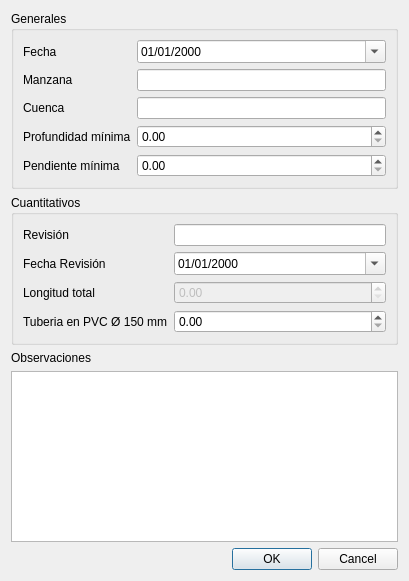
EL-BID/ramales, file resources/block_dialog.ui: the form before one commit.
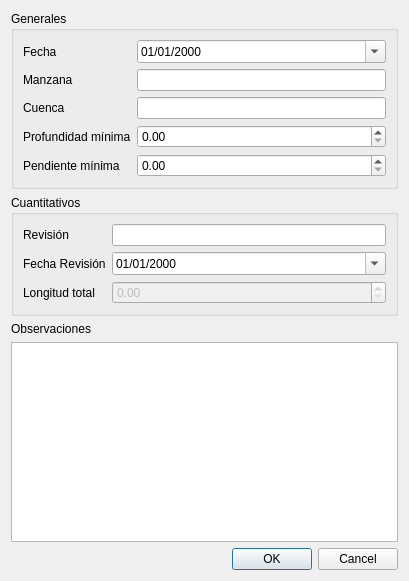
The form after the commit.

Commit message: Adding pvc diameter and removing pvc_pipe

Patch:
```diff
--- a/resources/block_dialog.ui
+++ b/resources/block_dialog.ui
@@ -144,16 +144,6 @@
         </property>
        </widget>
       </item>
-      <item row="3" column="0">
-       <widget class="QLabel" name="pvcPipeLabel">
-        <property name="text">
-         <string>Tuberia en PVC Ø 150 mm</string>
-        </property>
-       </widget>
-      </item>
-      <item row="3" column="1">
-       <widget class="QDoubleSpinBox" name="pvcPipe"/>
-      </item>
      </layout>
     </widget>
    </item>
```
Left out of the diff: 9 changed lines with no effect on the pictures. The commit also changes 2 other files.
